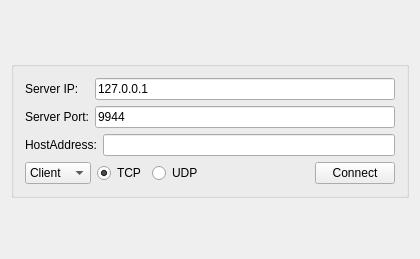
BatikanHyt/PacketSender, file src/PacketSender/ConnectionWidget.ui: the form before one commit.
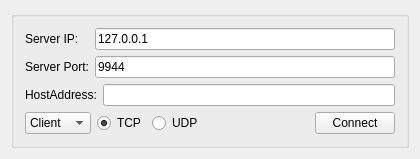
The form after the commit.

```diff
--- a/src/PacketSender/ConnectionWidget.ui
+++ b/src/PacketSender/ConnectionWidget.ui
@@ -7,7 +7,7 @@
     <x>0</x>
     <y>0</y>
     <width>420</width>
-    <height>259</height>
+    <height>149</height>
    </rect>
   </property>
   <property name="sizePolicy">
@@ -16,6 +16,12 @@
     <verstretch>0</verstretch>
    </sizepolicy>
   </property>
+  <property name="maximumSize">
+   <size>
+    <width>420</width>
+    <height>149</height>
+   </size>
+  </property>
   <property name="windowTitle">
    <string>ConnectionWidget</string>
   </property>
```
